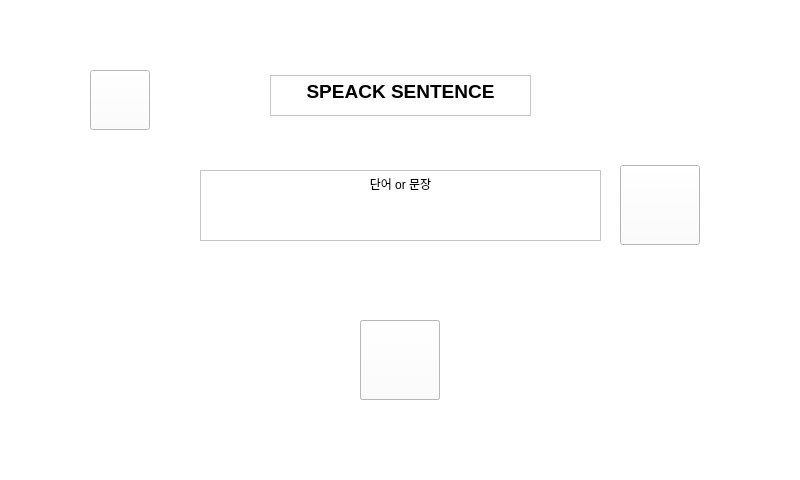
mINUs-capstone-design/Source_Code, file sub.ui: the form before one commit.
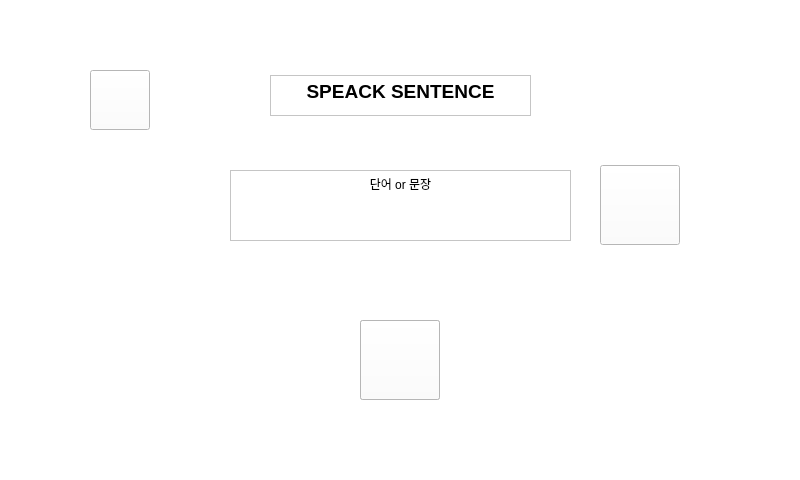
The form after the commit. Icons and pictures are not drawn.

Commit message: text 크기 창 변경

```diff
--- a/sub.ui
+++ b/sub.ui
@@ -203,9 +203,9 @@
     <widget class="QTextBrowser" name="select_word">
      <property name="geometry">
       <rect>
-       <x>200</x>
+       <x>230</x>
        <y>170</y>
-       <width>401</width>
+       <width>341</width>
        <height>71</height>
       </rect>
      </property>
@@ -261,7 +261,7 @@
     <widget class="QPushButton" name="button_speak_sentense">
      <property name="geometry">
       <rect>
-       <x>620</x>
+       <x>600</x>
        <y>165</y>
        <width>80</width>
        <height>80</height>
```
